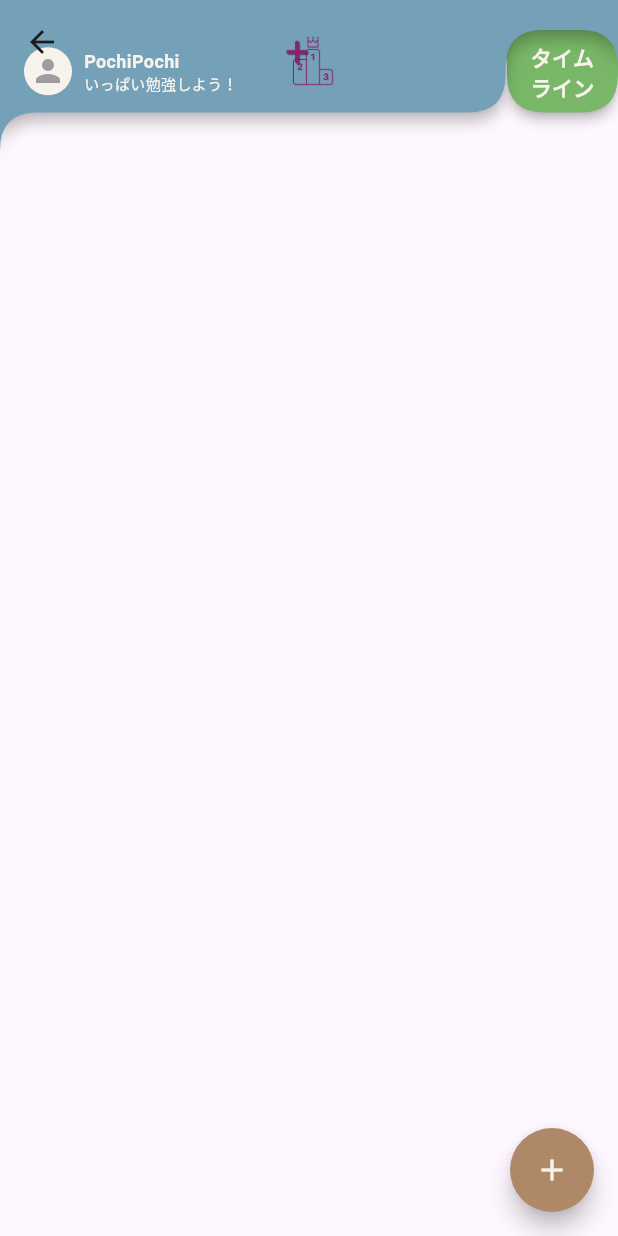
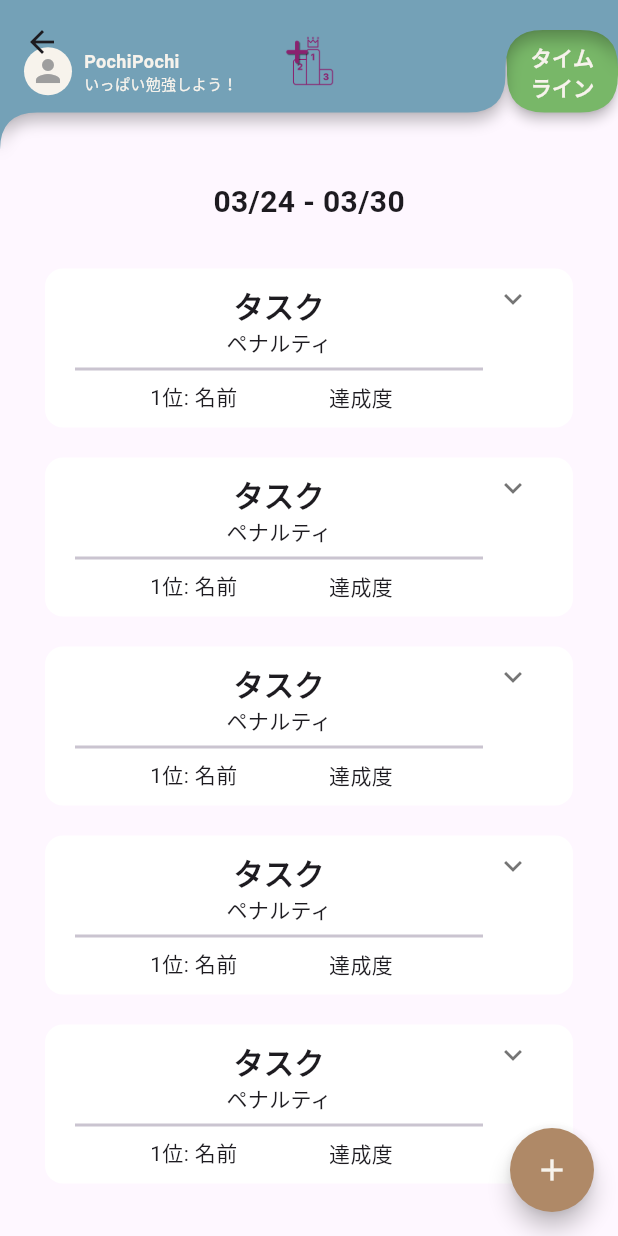
Before and after one commit to r-sei/Flutter_Jr_hackathon, a Flutter app: the TaskPage screen opened directly, on a phone screen of 412 x 824 dp. Run offline on Flutter 3.47's test engine with Material 3 defaults, Android fonts, the phone set to English and light mode, and no system bars; drawn by our look-alikes of expandable; our stand-ins replace cloud_firestore, firebase_core, flutter_riverpod, freezed_annotation, gap, percent_indicator and 1 more; accounts and stored records are empty; generated files the repository leaves out were written again.

Commit message:
Revert "Revert "Merge branch 'main' of https://github.com/r-sei/Flutter_Jr_hackathon""
This reverts commit 1128c9b5453b9c050ba7082fd7fe9d0687be6438.

```diff
--- /dev/null
+++ b/lib/task/ranking_score_widget.dart
@@ -0,0 +1,24 @@
+import 'package:flutter/material.dart';
+import 'package:gap/gap.dart';
+
+class RankingScoreWidget extends StatelessWidget {
+  const RankingScoreWidget({
+    super.key,
+    required this.rank,
+  });
+
+  final int rank;
+
+  @override
+  Widget build(BuildContext context) {
+    return Row(children: [
+      const Gap(50),
+      Expanded(
+        child: Text('$rank位: 名前')
+        ),
+      // Gap(20),
+      Text('達成度'),
+      const Gap(100),
+    ],);
+  }
+}
--- /dev/null
+++ b/lib/task/task_list_widget.dart
@@ -0,0 +1,71 @@
+import 'package:expandable/expandable.dart';
+import 'package:flutter/material.dart';
+import 'package:flutter_jr_hackathon/task/ranking_score_widget.dart';
+import 'package:gap/gap.dart';
+
+class TaskListWidget extends StatelessWidget {
+  const TaskListWidget({
+    super.key,
+  });
+
+  @override
+  Widget build(BuildContext context) {
+    return Container(
+      margin: const EdgeInsets.symmetric(vertical: 10),
+      width: double.infinity,
+      // height: 300,
+      decoration: BoxDecoration(
+        color: Colors.white,
+        borderRadius: BorderRadius.circular(12),
+      ),
+      child: Padding(
+          padding: const EdgeInsets.symmetric(horizontal: 20),
+          child: ExpandablePanel(
+            header: const Column(children: [
+              Gap(10),
+              // ListTile(
+              //   contentPadding: EdgeInsets.zero,
+              //   title: Text(
+              //     'Task',
+              //     maxLines: 1,
+              //   ),
+              //   subtitle: Text(
+              //     'penalty',
+              //     maxLines: 1,
+              //     style: TextStyle(
+              //       fontSize: 10,
+              //       color: Colors.red
+              //     ),
+              //   ),
+              // ),
+              Text(
+                'タスク',
+                style: TextStyle(
+                  fontSize: 20,
+                  fontWeight: FontWeight.bold,
+                ),
+                ),
+              Text('ペナルティ'),
+              Divider(
+                thickness: 2,
+                ),
+            ],),
+            collapsed: const Column(
+              children: [
+                RankingScoreWidget(rank: 1,),
+                Gap(10),
+              ],
+            ),
+            expanded: const Column(children: [
+              RankingScoreWidget(rank: 1),
+              Gap(10),
+              RankingScoreWidget(rank: 2),
+              Gap(10),
+              RankingScoreWidget(rank: 3),
+              Gap(10),
+            ],),
+          ),
+        ),
+    );
+  }
+}
--- a/lib/task/task_page.dart
+++ b/lib/task/task_page.dart
@@ -1,16 +1,54 @@
 import 'package:flutter/material.dart';
 import 'package:flutter_jr_hackathon/task/task_floating_action_button.dart';
+import 'package:flutter_jr_hackathon/task/task_list_widget.dart';
 import 'package:flutter_jr_hackathon/widget/appbar.dart';
 import 'package:flutter_riverpod/flutter_riverpod.dart';
+import 'package:gap/gap.dart';
+import 'package:intl/intl.dart';
 
 class TaskPage extends ConsumerWidget {
   const TaskPage({
     super.key,
   });
 
+  String getWeekRange() {
+    DateTime now = DateTime.now();
+    int currentWeekday = now.weekday;
+
+    DateTime monday = now.subtract(Duration(days: currentWeekday - 1));
+    DateTime sunday = now.add(Duration(days: 7 - currentWeekday));
+
+    String formattedMonday = DateFormat('MM/dd').format(monday);
+    String formattedSunday = DateFormat('MM/dd').format(sunday);
+
+    return '$formattedMonday - $formattedSunday';
+  }
+
   @override
   Widget build(BuildContext context, WidgetRef ref) {
     return Scaffold(
+      body: SingleChildScrollView(
+        child: Padding(
+          padding: const EdgeInsets.symmetric(horizontal: 30),
+          child: Column(children: [
+            const Gap(20),
+            Text(
+              getWeekRange(),
+              style: const TextStyle(
+                fontSize: 20,
+                fontWeight: FontWeight.bold,
+              ),
+              ),
+            const Gap(20),
+            ListView.builder(
+              itemCount: 5,
+              shrinkWrap: true,
+              itemBuilder: (context, index) =>
+                const TaskListWidget(),
+            )
+          ],),
+          ),
+      ),
       appBar: MyAppBar(),
       floatingActionButton: const TaskFloatingActionButton(),
     );
--- a/pubspec.yaml
+++ b/pubspec.yaml
@@ -19,6 +19,8 @@ dependencies:
   uuid: ^4.5.1
   freezed_annotation: ^2.4.4
   cloud_firestore: ^5.6.5
+  intl: ^0.18.0
+  expandable: ^5.0.1
   gap: ^3.0.1
   percent_indicator: ^4.2.4
 
```
Also changed, not shown: pubspec.lock, 1 other file.
